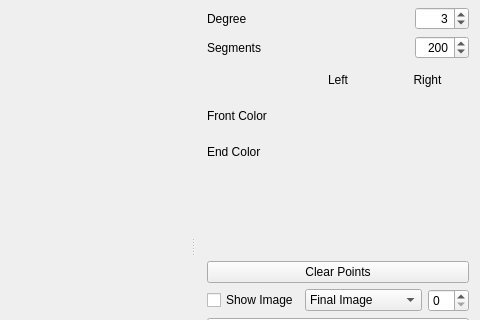
Qt form visual_studio/A02_DiffusionCurves/MainWindow.ui (ShenyaoKe/GeometricModeling) before a commit; both pictures show x 886 to 1366 and y 140 to 460 of the 1366 by 758 pixel window.
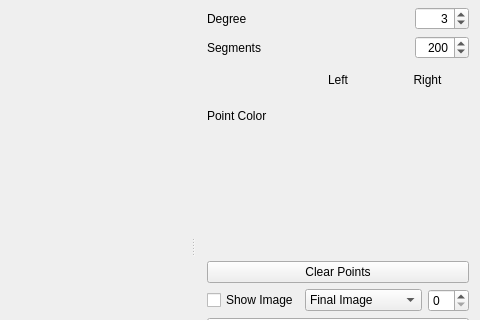
The same form after that commit. Icons and pictures are not drawn.

```diff
--- a/visual_studio/A02_DiffusionCurves/MainWindow.ui
+++ b/visual_studio/A02_DiffusionCurves/MainWindow.ui
@@ -186,11 +186,11 @@
        <item row="1" column="0">
         <widget class="QLabel" name="label_2">
          <property name="text">
-          <string>Front Color</string>
+          <string>Point Color</string>
          </property>
         </widget>
        </item>
-       <item row="3" column="0">
+       <item row="2" column="0">
         <spacer name="verticalSpacer_2">
          <property name="orientation">
           <enum>Qt::Vertical</enum>
@@ -228,13 +228,6 @@
          </property>
         </widget>
        </item>
-       <item row="2" column="0">
-        <widget class="QLabel" name="label_3">
-         <property name="text">
-          <string>End Color</string>
-         </property>
-        </widget>
-       </item>
        <item row="0" column="2">
         <widget class="QLabel" name="label_5">
          <property name="minimumSize">
```
Left out of the diff: 54 changed lines with no effect on the pictures.
